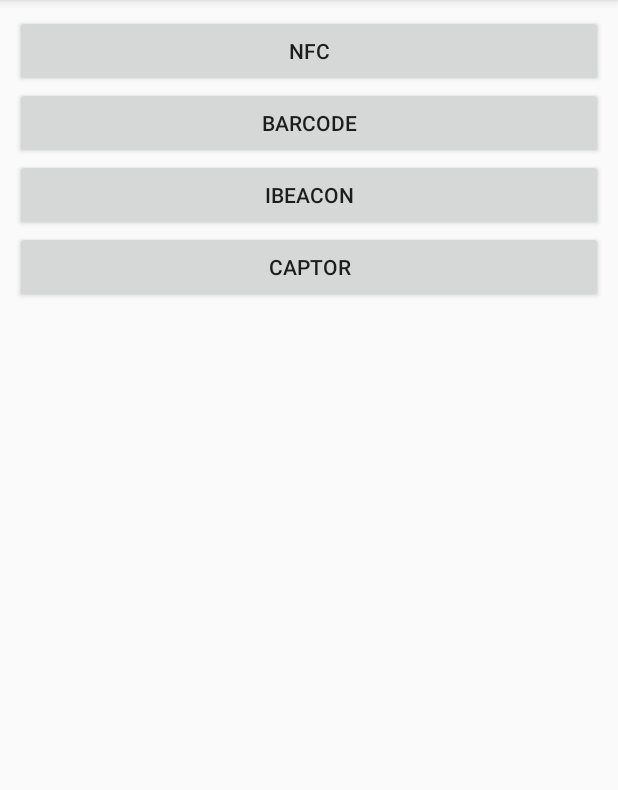
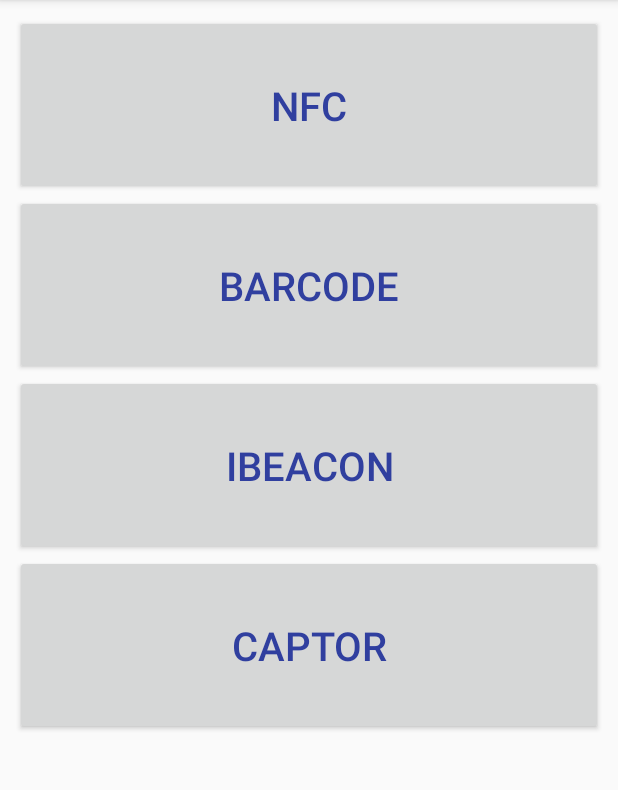
Before and after one commit to Oceanos1/SYM_Labo3, an Android app: the screen it shows after launch (MainActivity), on a phone screen of 412 x 824 dp, the part 84-874 px from its top. Run offline under Robolectric (Android 15) with nearby library versions, the phone set to English and light mode, and no system bars.

```diff
--- a/app/src/main/res/layout/activity_barcode.xml
+++ b/app/src/main/res/layout/activity_barcode.xml
@@ -20,7 +20,7 @@
         <TextView
             android:id="@+id/barcodeResult"
             android:layout_width="match_parent"
-            android:layout_height="459dp"
-            android:text="TextView" />
+            android:layout_height="match_parent"
+            android:text="" />
     </LinearLayout>
 </LinearLayout>
--- a/app/src/main/res/layout/activity_main.xml
+++ b/app/src/main/res/layout/activity_main.xml
@@ -11,36 +11,45 @@
     <Button
         android:id="@+id/nfcButton"
         android:layout_width="match_parent"
-        android:layout_height="wrap_content"
+        android:layout_height="120dp"
+        android:onClick="openActivity"
         android:text="NFC"
+        android:textSize="40px"
+        android:textColor="@color/colorPrimaryDark"
         tools:layout_editor_absoluteX="16dp"
-        tools:layout_editor_absoluteY="16dp"
-        android:onClick="openActivity"/>
+        tools:layout_editor_absoluteY="16dp" />
 
     <Button
         android:id="@+id/barCodeButton"
         android:layout_width="match_parent"
-        android:layout_height="wrap_content"
+        android:layout_height="120dp"
+        android:onClick="openActivity"
         android:text="Barcode"
+        android:textSize="40px"
+        android:textColor="@color/colorPrimaryDark"
+
         tools:layout_editor_absoluteX="16dp"
-        tools:layout_editor_absoluteY="16dp"
-        android:onClick="openActivity"/>
+        tools:layout_editor_absoluteY="16dp" />
 
     <Button
         android:id="@+id/iBeaconButton"
         android:layout_width="match_parent"
-        android:layout_height="wrap_content"
+        android:layout_height="120dp"
+        android:onClick="openActivity"
         android:text="iBeacon"
+        android:textSize="40px"
+        android:textColor="@color/colorPrimaryDark"
         tools:layout_editor_absoluteX="16dp"
-        tools:layout_editor_absoluteY="16dp"
-        android:onClick="openActivity"/>
+        tools:layout_editor_absoluteY="16dp" />
 
     <Button
         android:id="@+id/captorButton"
         android:layout_width="match_parent"
-        android:layout_height="wrap_content"
+        android:layout_height="120dp"
+        android:onClick="openActivity"
         android:text="Captor"
+        android:textSize="40px"
+        android:textColor="@color/colorPrimaryDark"
         tools:layout_editor_absoluteX="16dp"
-        tools:layout_editor_absoluteY="16dp"
-        android:onClick="openActivity"/>
+        tools:layout_editor_absoluteY="16dp" />
 </LinearLayout>
```
Also changed, not shown: 2 other files.
